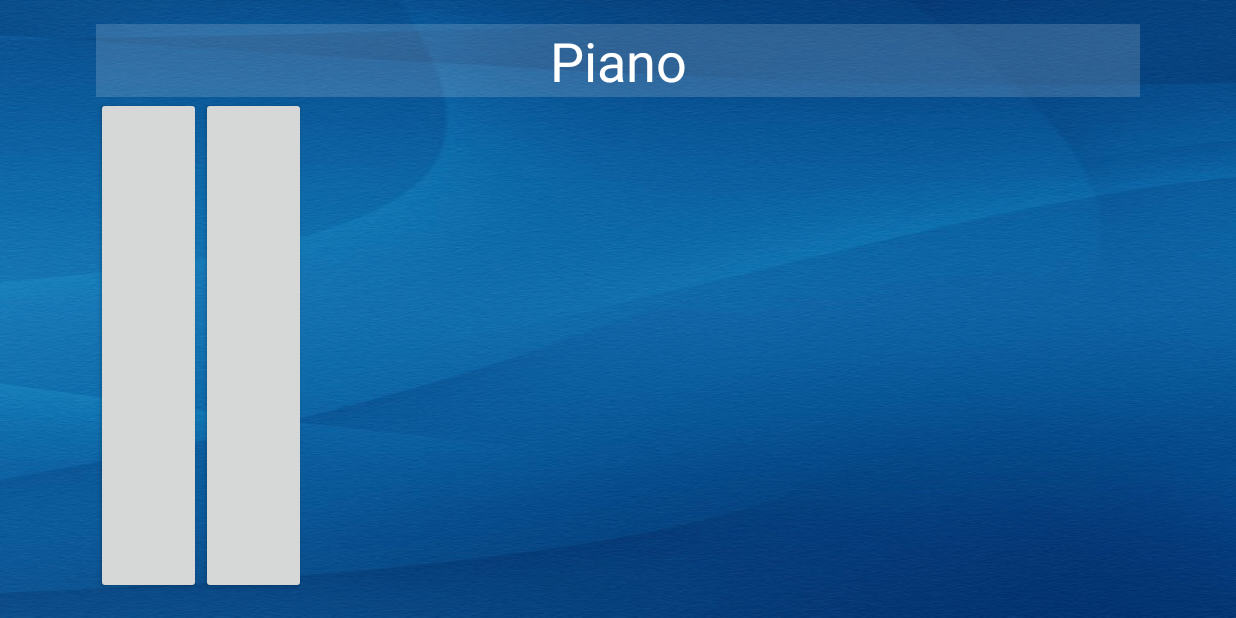
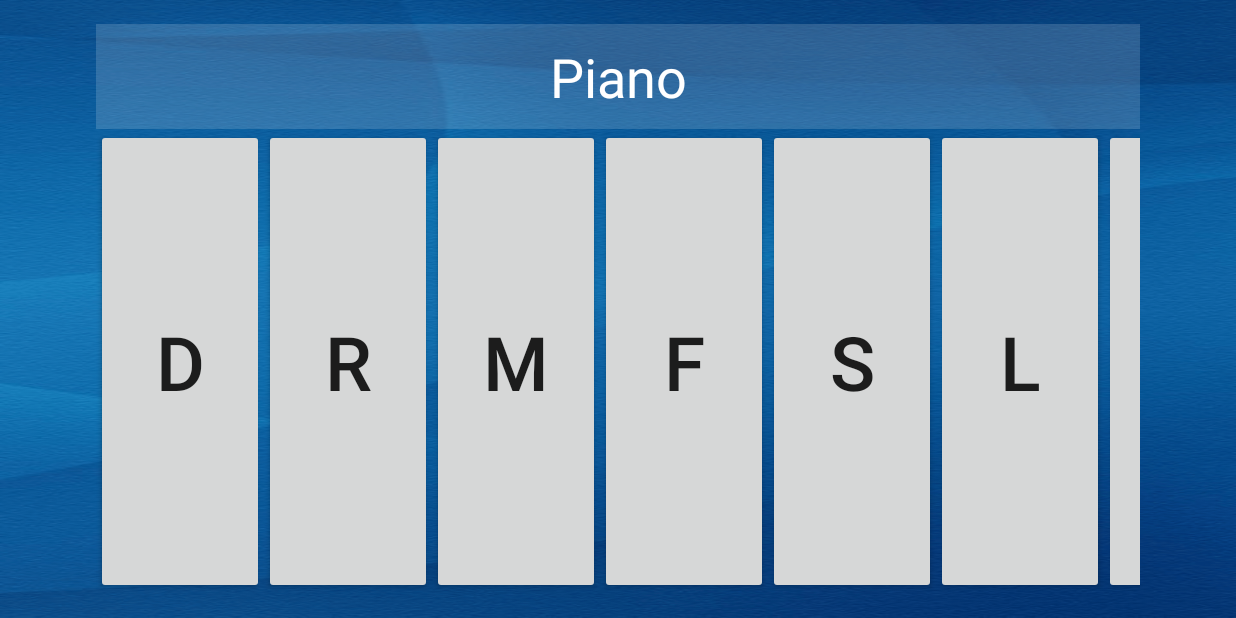
Before and after one commit to gravity017/Piano25_03_2016, an Android app: the screen it shows after launch (MainActivity), on a phone screen of 824 x 412 dp (held sideways). Run offline under Robolectric (Android 15) with nearby library versions, the phone set to English and light mode, and no system bars.

Commit message:
Finish Botton 8 Botton

```diff
--- a/app/src/main/res/layout/activity_main.xml
+++ b/app/src/main/res/layout/activity_main.xml
@@ -18,7 +18,7 @@
 
         <TextView
             android:layout_width="match_parent"
-            android:layout_height="wrap_content"
+            android:layout_height="70dp"
             android:text="@string/app_name"
             android:id="@+id/textView"
             android:textSize="36dp"
@@ -32,14 +32,62 @@
             android:layout_height="match_parent">
 
             <Button
-                android:layout_width="70dp"
+                android:layout_width="112dp"
                 android:layout_height="match_parent"
-                android:id="@+id/button" />
+                android:id="@+id/button"
+                android:text="D"
+                android:textSize="50dp" />
 
             <Button
-                android:layout_width="70dp"
+                android:layout_width="112dp"
                 android:layout_height="match_parent"
-                android:id="@+id/button2" />
+                android:id="@+id/button2"
+                android:text="R"
+                android:textSize="50dp" />
+
+            <Button
+                android:layout_width="112dp"
+                android:layout_height="match_parent"
+                android:id="@+id/button3"
+                android:text="M"
+                android:textSize="50dp" />
+
+            <Button
+                android:layout_width="112dp"
+                android:layout_height="match_parent"
+                android:id="@+id/button4"
+                android:text="F"
+                android:textSize="50dp" />
+
+            <Button
+                android:layout_width="112dp"
+                android:layout_height="match_parent"
+                android:id="@+id/button5"
+                android:text="S"
+                android:textSize="50dp" />
+
+            <Button
+                android:layout_width="112dp"
+                android:layout_height="match_parent"
+                android:id="@+id/button6"
+                android:text="L"
+                android:textSize="50dp" />
+
+            <Button
+                android:layout_width="112dp"
+                android:layout_height="match_parent"
+                android:id="@+id/button7"
+                android:text="T"
+                android:textSize="50dp" />
+
+            <Button
+                android:layout_width="112dp"
+                android:layout_height="match_parent"
+                android:id="@+id/button8"
+                android:text="D"
+                android:textSize="50dp" />
+
         </LinearLayout>
+
     </LinearLayout>
 </RelativeLayout>
```
